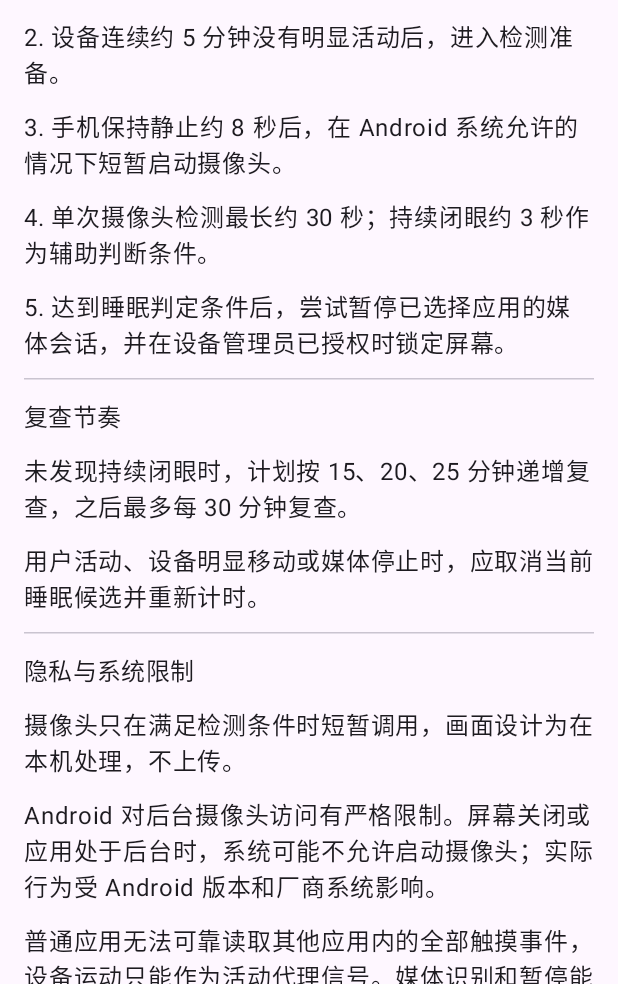
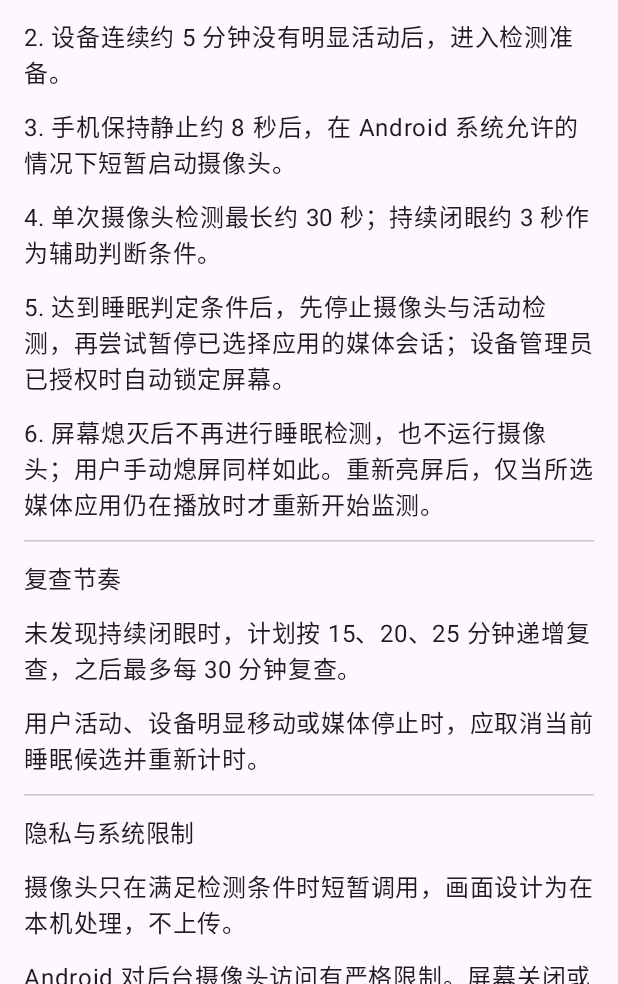
Before and after one commit to Aiccest/SleepGuard-Android, an Android app built with Jetpack Compose: the screen it shows after launch (MainActivity), after a tap on "低功耗监测策略", on a phone screen of 412 x 824 dp, the part 252-1236 px from its top. Run offline under Robolectric (Android 15) with nearby library versions, the phone set to English and light mode, and no system bars; 1 other tap on this screen came first.

Commit message:
Document screen-off detection shutdown behavior

```diff
--- a/app/src/main/java/com/sleepguard/app/MainActivity.kt
+++ b/app/src/main/java/com/sleepguard/app/MainActivity.kt
@@ -419,7 +419,8 @@ private fun StrategyScreen(onBack: () -> Unit) {
             Text("2. 设备连续约 5 分钟没有明显活动后，进入检测准备。")
             Text("3. 手机保持静止约 8 秒后，在 Android 系统允许的情况下短暂启动摄像头。")
             Text("4. 单次摄像头检测最长约 30 秒；持续闭眼约 3 秒作为辅助判断条件。")
-            Text("5. 达到睡眠判定条件后，尝试暂停已选择应用的媒体会话，并在设备管理员已授权时锁定屏幕。")
+            Text("5. 达到睡眠判定条件后，先停止摄像头与活动检测，再尝试暂停已选择应用的媒体会话；设备管理员已授权时自动锁定屏幕。")
+            Text("6. 屏幕熄灭后不再进行睡眠检测，也不运行摄像头；用户手动熄屏同样如此。重新亮屏后，仅当所选媒体应用仍在播放时才重新开始监测。")
             HorizontalDivider()
             Text("复查节奏", style = MaterialTheme.typography.titleMedium)
             Text("未发现持续闭眼时，计划按 15、20、25 分钟递增复查，之后最多每 30 分钟复查。")
```
